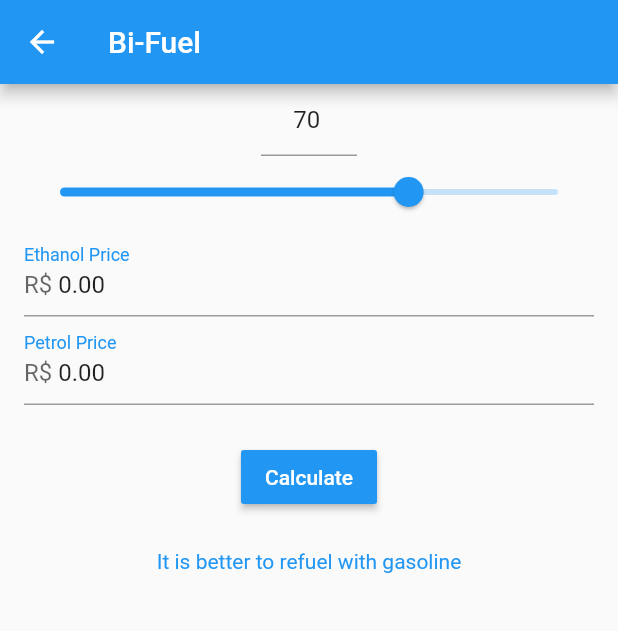
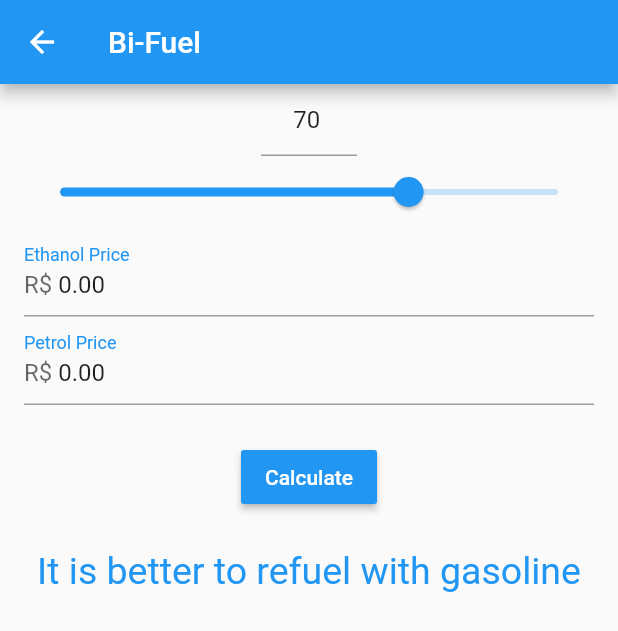
Before and after one commit to EduardoLima03/rigntfuel, a Flutter app: the BiFuelPage screen opened directly, after a tap on "Calculate", on a phone screen of 412 x 824 dp. Shown: the top 631 px of the screen. Run offline on Flutter 3.47's test engine with Material 2 defaults, Android fonts, the phone set to English and light mode, and no system bars; our stand-ins replace flutter_masked_text.

```diff
--- a/lib/views/bi_fuel_page.dart
+++ b/lib/views/bi_fuel_page.dart
@@ -1,3 +1,4 @@
+import 'package:flutter/cupertino.dart';
 import 'package:flutter/material.dart';
 import 'package:flutter_masked_text/flutter_masked_text.dart';
 import '../app_localizations.dart';
@@ -119,7 +120,8 @@ class _BiFuelPageState extends State<BiFuelPage> {
               ),
               Text(
                 _mensg,
-                style: TextStyle(color: Theme.of(context).accentColor),
+                style: TextStyle(
+                    color: Theme.of(context).primaryColor, fontSize: 25.0),
               ),
             ],
           ),
```
Also changed, not shown: pubspec.lock.
